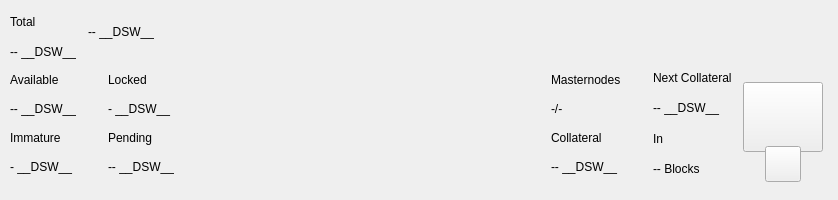
decenomy/DSW, file src/qt/pivx/forms/topbar.ui: the form before one commit.
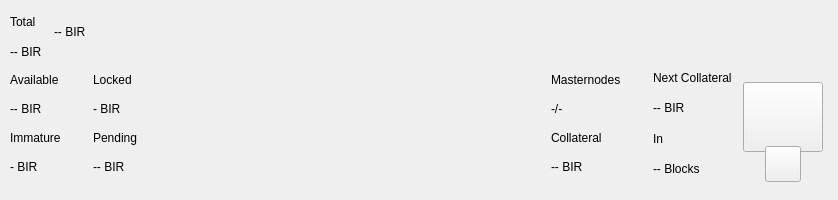
The form after the commit. Custom widgets are drawn as their Qt base class.

The edit to the form file:
```diff
--- a/src/qt/pivx/forms/topbar.ui
+++ b/src/qt/pivx/forms/topbar.ui
@@ -119,7 +119,7 @@
               <item>
                <widget class="QLabel" name="labelAmountPiv">
                 <property name="text">
-                 <string notr="true">-- __DSW__</string>
+                 <string notr="true">-- BIR</string>
                 </property>
                </widget>
               </item>
@@ -162,7 +162,7 @@
                  <string notr="true">padding:0px;margin:0px;</string>
                 </property>
                 <property name="text">
-                 <string notr="true">-- __DSW__</string>
+                 <string notr="true">-- BIR</string>
                 </property>
                </widget>
               </item>
@@ -456,7 +456,7 @@
                  <item>
                   <widget class="QLabel" name="labelAvailablePiv">
                    <property name="text">
-                    <string>-- __DSW__</string>
+                    <string>-- BIR</string>
                    </property>
                   </widget>
                  </item>
@@ -470,7 +470,7 @@
                  <item>
                   <widget class="QLabel" name="labelImmaturePiv">
                    <property name="text">
-                    <string notr="true">- __DSW__</string>
+                    <string notr="true">- BIR</string>
                    </property>
                   </widget>
                  </item>
@@ -491,7 +491,7 @@
                  <item>
                   <widget class="QLabel" name="labelLockedPiv">
                    <property name="text">
-                    <string>- __DSW__</string>
+                    <string>- BIR</string>
                    </property>
                   </widget>
                  </item>
@@ -505,7 +505,7 @@
                  <item>
                   <widget class="QLabel" name="labelPendingPiv">
                    <property name="text">
-                    <string notr="true">-- __DSW__</string>
+                    <string notr="true">-- BIR</string>
                    </property>
                   </widget>
                  </item>
@@ -567,7 +567,7 @@
              <item>
               <widget class="QLabel" name="labelCollateralPiv">
                <property name="text">
-                <string notr="true">-- __DSW__</string>
+                <string notr="true">-- BIR</string>
                </property>
               </widget>
              </item>
@@ -598,7 +598,7 @@
               <item>
                <widget class="QLabel" name="labelNextCollateralValue">
                 <property name="text">
-                 <string>-- __DSW__</string>
+                 <string>-- BIR</string>
                 </property>
                </widget>
               </item>
```
